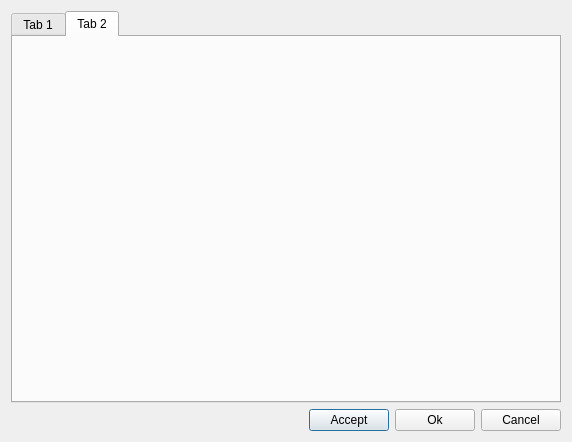
First picture: the form in settings.ui, repository sergey196510/mycash, before the edit.
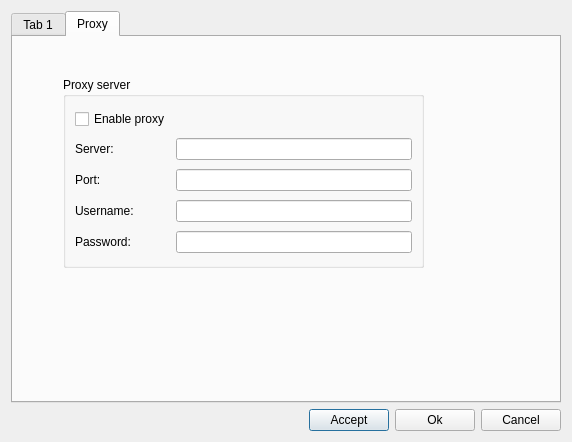
Second picture: the form after the edit. The open tabs and pages were chosen to show the change. Custom widgets are drawn as their Qt base class.

Diff of the .ui file:
```diff
--- a/settings.ui
+++ b/settings.ui
@@ -122,8 +122,74 @@
      </widget>
      <widget class="QWidget" name="tab_2">
       <attribute name="title">
-       <string>Tab 2</string>
+       <string>Proxy</string>
       </attribute>
+      <widget class="QGroupBox" name="groupBox">
+       <property name="geometry">
+        <rect>
+         <x>50</x>
+         <y>40</y>
+         <width>361</width>
+         <height>191</height>
+        </rect>
+       </property>
+       <property name="title">
+        <string>Proxy server</string>
+       </property>
+       <layout class="QHBoxLayout" name="horizontalLayout_4">
+        <item>
+         <layout class="QGridLayout" name="gridLayout_2">
+          <item row="1" column="0">
+           <widget class="QLabel" name="label_5">
+            <property name="text">
+             <string>Server:</string>
+            </property>
+           </widget>
+          </item>
+          <item row="2" column="0">
+           <widget class="QLabel" name="label_6">
+            <property name="text">
+             <string>Port:</string>
+            </property>
+           </widget>
+          </item>
+          <item row="3" column="0">
+           <widget class="QLabel" name="label_7">
+            <property name="text">
+             <string>Username:</string>
+            </property>
+           </widget>
+          </item>
+          <item row="4" column="0">
+           <widget class="QLabel" name="label_8">
+            <property name="text">
+             <string>Password:</string>
+            </property>
+           </widget>
+          </item>
+          <item row="2" column="1">
+           <widget class="QLineEdit" name="portEdit"/>
+          </item>
+          <item row="1" column="1">
+           <widget class="QLineEdit" name="serverEdit"/>
+          </item>
+          <item row="3" column="1">
+           <widget class="QLineEdit" name="userEdit"/>
+          </item>
+          <item row="4" column="1">
+           <widget class="QLineEdit" name="passwordEdit"/>
+          </item>
+          <item row="0" column="0">
+           <widget class="QCheckBox" name="checkBox">
+            <property name="text">
+             <string>Enable proxy</string>
+            </property>
+           </widget>
+          </item>
+         </layout>
+        </item>
+       </layout>
+      </widget>
      </widget>
     </widget>
    </item>
```
Left out of the diff: 3 changed lines with no effect on the pictures.
